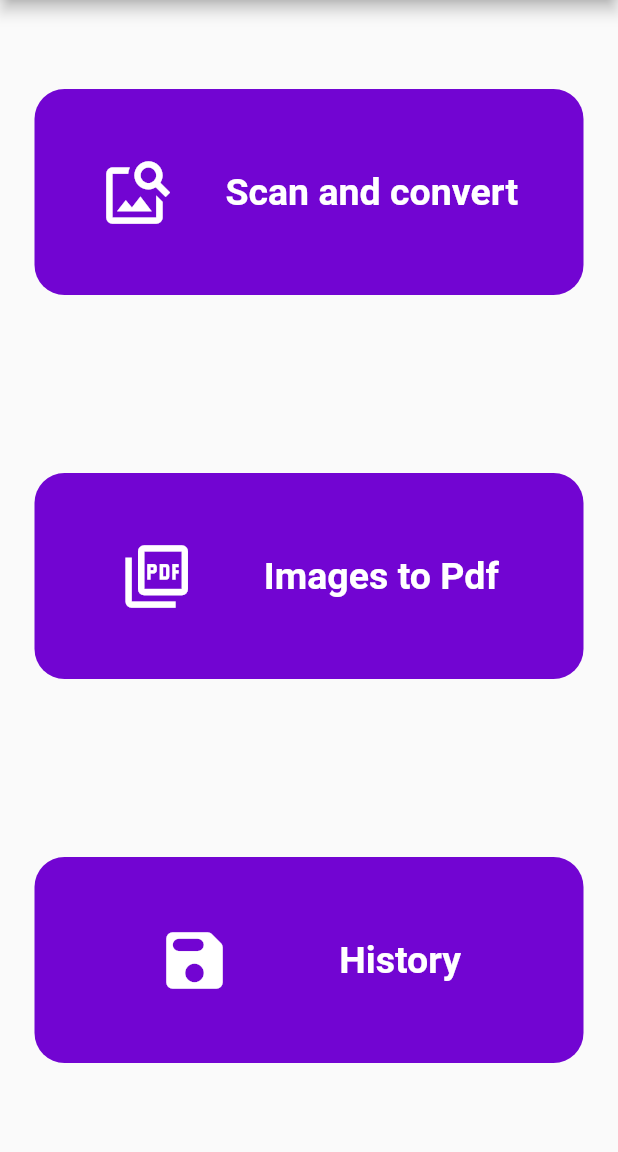
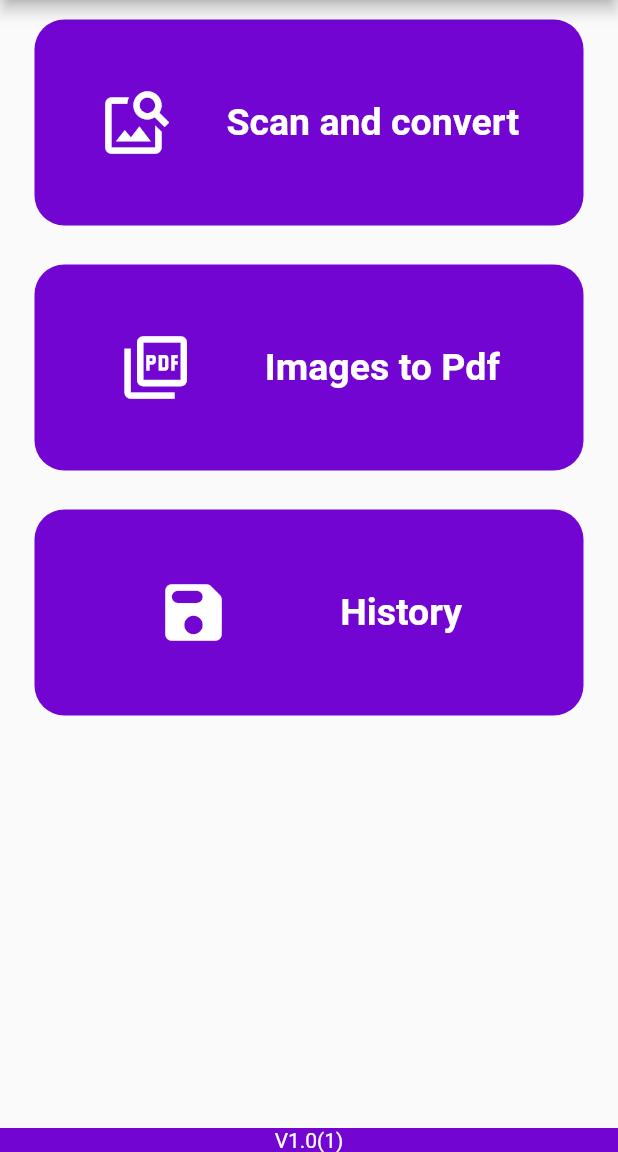
Before and after one commit to askbuddie/easy-scan, a Flutter app: the screen it shows after launch, on a phone screen of 412 x 824 dp, the part 84-1236 px from its top. Run offline on Flutter 3.47's test engine with Material 2 defaults, Android fonts, the phone set to English and light mode, and no system bars; our stand-ins replace get, image_cropper, image_picker, open_file, pdf, permission_handler.

Commit message:
chore:evenly spaced and get adapted

```diff
--- a/lib/screens/home_screen.dart
+++ b/lib/screens/home_screen.dart
@@ -1,8 +1,9 @@
+import 'package:EasyScan/Utils/constants.dart';
 import 'package:EasyScan/screens/saved_pdf.dart';
-import 'package:flutter/material.dart';
 import 'package:EasyScan/widgets/home_card.dart';
 import 'package:EasyScan/screens/images_to_pdf.dart';
 import 'package:EasyScan/screens/scan_and_convert.dart';
+import 'package:flutter/material.dart';
 import 'package:get/get.dart';
 
 class HomeScreen extends StatefulWidget {
@@ -24,7 +25,7 @@ class _HomeScreenState extends State<HomeScreen> {
       ),
       body: Column(
         crossAxisAlignment: CrossAxisAlignment.stretch,
-          mainAxisAlignment: MainAxisAlignment.spaceAround,
+        mainAxisAlignment: MainAxisAlignment.spaceEvenly,
         children: [
           HomeCard(
             onTap: () => Get.to(ScanAndConvert()),
@@ -41,7 +42,18 @@ class _HomeScreenState extends State<HomeScreen> {
             iconData: Icons.save_rounded,
             text: 'History',
           ),
-          ]),
+          const Spacer(),
+          Container(
+            color: primaryColor,
+            child: const Text(
+              //TODO:use package info to get actual version and build number
+              'V1.0(1)',
+              style: TextStyle(color: Colors.white),
+              textAlign: TextAlign.center,
+            ),
+          ),
+        ],
+      ),
     );
   }
 }
--- a/lib/widgets/home_card.dart
+++ b/lib/widgets/home_card.dart
@@ -1,5 +1,6 @@
 import 'package:EasyScan/Utils/constants.dart';
 import 'package:flutter/material.dart';
+import 'package:get/get.dart';
 
 class HomeCard extends StatelessWidget {
   final String text;
@@ -15,11 +16,11 @@ class HomeCard extends StatelessWidget {
         padding: const EdgeInsets.all(8.0),
         child: Container(
           margin: const EdgeInsets.symmetric(horizontal: 15, vertical: 5),
-          padding: const EdgeInsets.symmetric(horizontal: 10),
+          padding: const EdgeInsets.symmetric(horizontal: 8),
           decoration: BoxDecoration(
               borderRadius: BorderRadius.circular(20), color: primaryColor),
           alignment: Alignment.center,
-          height: MediaQuery.of(context).size.height / 6,
+          height: Get.height / 6,
           child: Row(
             mainAxisAlignment: MainAxisAlignment.spaceEvenly,
             children: [
```
Lines whose indentation alone changed are shown as unchanged.
